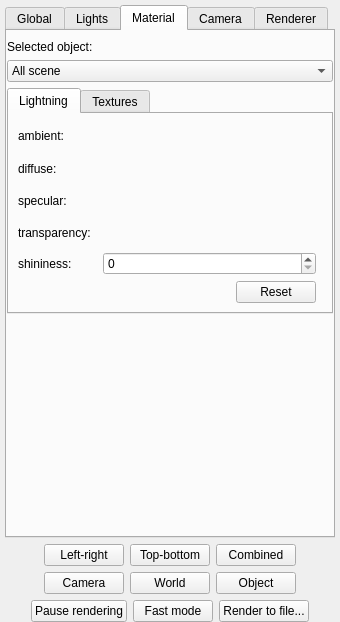
maximlevitsky/cgrender, file gui/SidePanel.ui: the form before one commit.
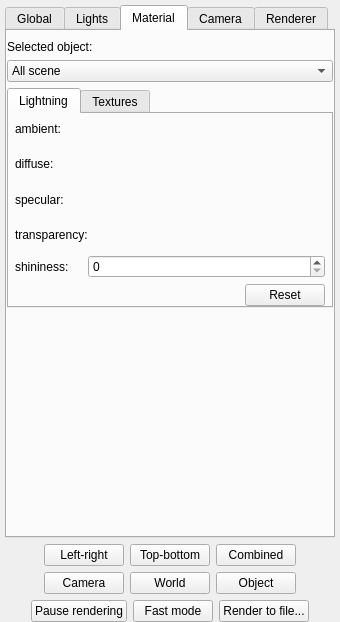
The form after the commit. The open tabs and pages were chosen to show the change. Custom widgets are drawn as their Qt base class.

What changed in the file:
```diff
--- a/gui/SidePanel.ui
+++ b/gui/SidePanel.ui
@@ -717,13 +717,28 @@
        <item>
         <widget class="QTabWidget" name="formTabWidget">
          <property name="currentIndex">
-          <number>0</number>
+          <number>1</number>
          </property>
          <widget class="QWidget" name="formTabWidgetPage1" native="true">
           <attribute name="title">
            <string>Lightning</string>
           </attribute>
           <layout class="QGridLayout" name="gridLayout">
+           <property name="leftMargin">
+            <number>6</number>
+           </property>
+           <property name="topMargin">
+            <number>0</number>
+           </property>
+           <property name="rightMargin">
+            <number>6</number>
+           </property>
+           <property name="bottomMargin">
+            <number>0</number>
+           </property>
+           <property name="horizontalSpacing">
+            <number>0</number>
+           </property>
            <item row="3" column="1" colspan="3">
             <widget class="ColorChooser" name="widget_7" native="true">
              <property name="sizePolicy">
@@ -823,6 +838,12 @@
            <string>Textures</string>
           </attribute>
           <layout class="QGridLayout" name="gridLayout_2">
+           <property name="margin">
+            <number>6</number>
+           </property>
+           <property name="spacing">
+            <number>0</number>
+           </property>
            <item row="0" column="1" colspan="2">
             <widget class="FileChooser" name="widget_8" native="true">
              <property name="sizePolicy">
```
